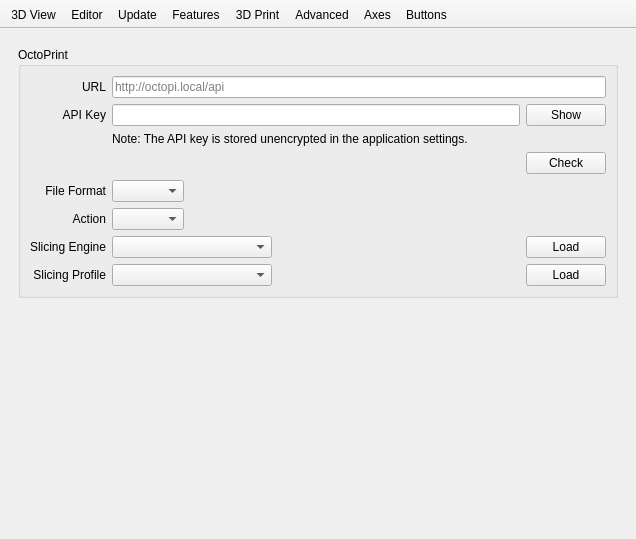
Qt form src/gui/Preferences.ui (gsohler/openscad) before a commit.
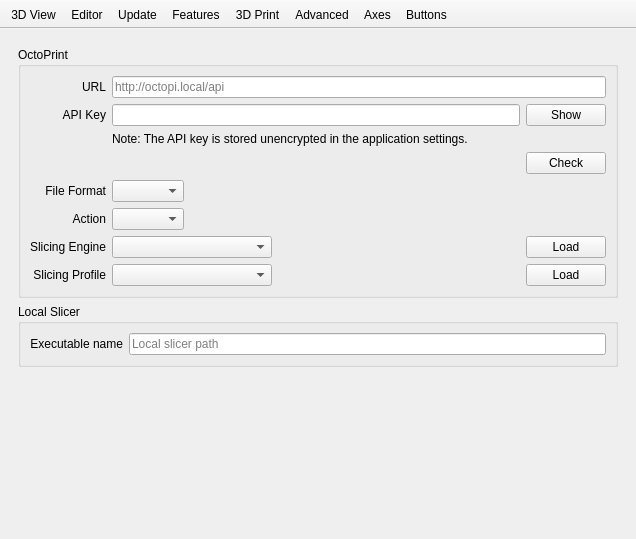
The same form after that commit. The open tabs and pages were chosen to show the change. Icons and pictures are not drawn. Custom widgets are drawn as their Qt base class.

Commit message: local slicer improvements

Diff of the .ui file:
```diff
--- a/src/gui/Preferences.ui
+++ b/src/gui/Preferences.ui
@@ -1580,6 +1580,33 @@
           </layout>
          </widget>
         </item>
+        <item>
+         <widget class="QGroupBox" name="groupBoxLocalSlicer">
+          <property name="title">
+           <string>Local Slicer</string>
+          </property>
+	  <layout class="QGridLayout" name="gridLayout_72">
+
+          <item row="0" column="0">
+            <widget class="QLabel" name="labelLocalSlicer">
+             <property name="text">
+              <string>Executable name</string>
+             </property>
+             <property name="alignment">
+              <set>Qt::AlignRight|Qt::AlignTrailing|Qt::AlignVCenter</set>
+             </property>
+            </widget>
+           </item>
+           <item row="0" column="2">
+            <widget class="QLineEdit" name="lineEditLocalSlicer">
+             <property name="placeholderText">
+		     <string notr="true">Local slicer path</string>
+             </property>
+            </widget>
+           </item>
+          </layout>
+         </widget>
+        </item>
         <item>
          <spacer name="verticalSpacer3DPrint">
           <property name="orientation">
```
The commit also changes 11 other files.
